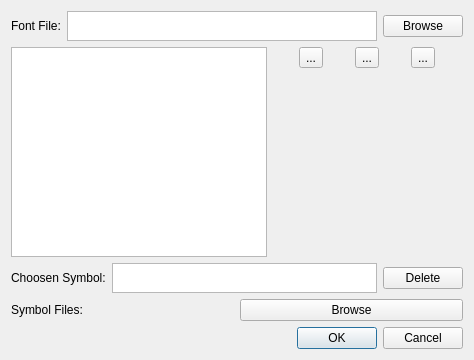
Above: fontdialog.ui from aizenbit/Scribbler before the change. Below: the same form after it.
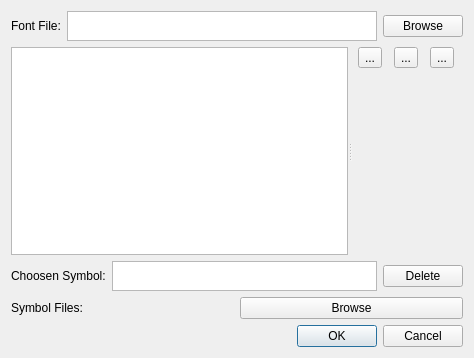
That is the form after the change. Custom widgets are drawn as their Qt base class.

The edit to the form file:
```diff
--- a/fontdialog.ui
+++ b/fontdialog.ui
@@ -7,7 +7,7 @@
     <x>0</x>
     <y>0</y>
     <width>474</width>
-    <height>360</height>
+    <height>358</height>
    </rect>
   </property>
   <property name="sizePolicy">
@@ -61,18 +61,20 @@
     </layout>
    </item>
    <item>
-    <layout class="QHBoxLayout" name="horizontalLayout_6">
-     <item>
+    <widget class="QSplitter" name="splitter">
+     <property name="orientation">
+      <enum>Qt::Horizontal</enum>
+     </property>
       <widget class="QTreeWidget" name="treeWidget">
        <property name="minimumSize">
         <size>
-         <width>200</width>
+        <width>0</width>
          <height>0</height>
         </size>
        </property>
        <property name="maximumSize">
         <size>
-         <width>300</width>
+        <width>16777215</width>
          <height>16777215</height>
         </size>
        </property>
@@ -85,14 +87,10 @@
         </property>
        </column>
       </widget>
-     </item>
-     <item>
+     <widget class="QWidget" name="">
       <layout class="QVBoxLayout" name="verticalLayout">
        <item>
-        <layout class="QHBoxLayout" name="horizontalLayout_5">
-         <property name="sizeConstraint">
-          <enum>QLayout::SetDefaultConstraint</enum>
-         </property>
+        <layout class="QHBoxLayout" name="horizontalLayout_4">
          <item>
           <widget class="QToolButton" name="drawInPointButton">
            <property name="text">
@@ -117,25 +115,13 @@
         </layout>
        </item>
        <item>
-        <layout class="QHBoxLayout" name="horizontalLayout_4">
-         <property name="sizeConstraint">
-          <enum>QLayout::SetDefaultConstraint</enum>
-         </property>
-         <item>
-          <spacer name="horizontalSpacer">
-           <property name="orientation">
-            <enum>Qt::Horizontal</enum>
-           </property>
-           <property name="sizeHint" stdset="0">
-            <size>
-             <width>40</width>
-             <height>20</height>
-            </size>
-           </property>
-          </spacer>
-         </item>
-         <item>
           <widget class="SvgEditor" name="svgEditor" native="true">
+         <property name="sizePolicy">
+          <sizepolicy hsizetype="MinimumExpanding" vsizetype="MinimumExpanding">
+           <horstretch>0</horstretch>
+           <verstretch>0</verstretch>
+          </sizepolicy>
+         </property>
            <property name="minimumSize">
             <size>
              <width>50</width>
@@ -144,24 +130,9 @@
            </property>
           </widget>
          </item>
-         <item>
-          <spacer name="horizontalSpacer_2">
-           <property name="orientation">
-            <enum>Qt::Horizontal</enum>
-           </property>
-           <property name="sizeHint" stdset="0">
-            <size>
-             <width>40</width>
-             <height>20</height>
-            </size>
-           </property>
-          </spacer>
-         </item>
-        </layout>
-       </item>
-      </layout>
-     </item>
-    </layout>
+      </layout>
+     </widget>
+    </widget>
    </item>
    <item>
     <layout class="QHBoxLayout" name="horizontalLayout_2">
```
Lines whose indentation alone changed are shown as unchanged.
